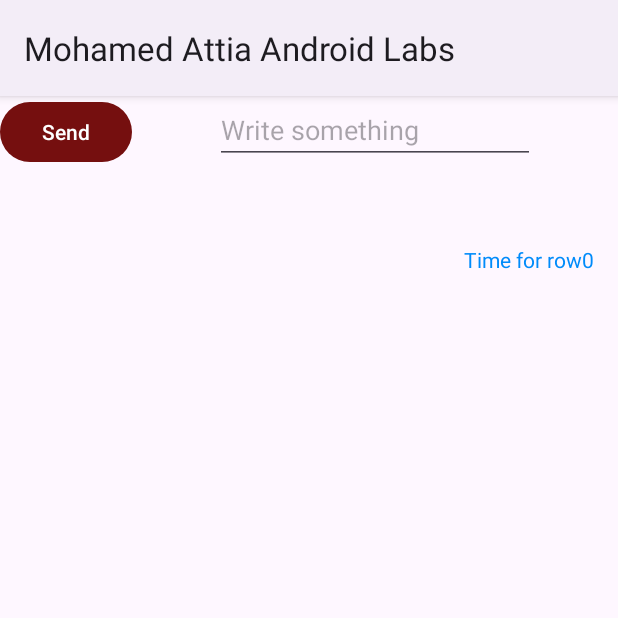
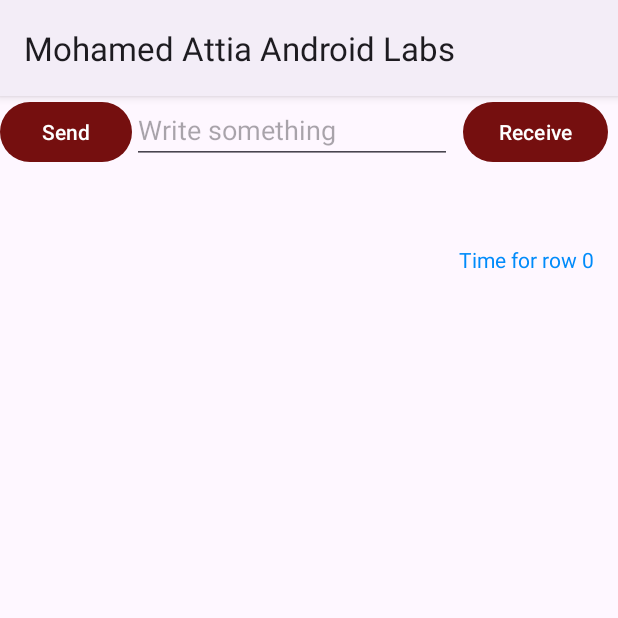
Before and after one commit to attiamohmed/Android, an Android app: the screen it shows after launch (ChatRoom), after a tap on "Send", on a phone screen of 412 x 824 dp, the top half of it. Run offline under Robolectric (Android 15) with nearby library versions, the phone set to English and light mode, and no system bars.

Commit message:
recycle view

```diff
--- /dev/null
+++ b/app/src/main/java/algonquin/cst2335/atti0019/ChatMessage.java
@@ -0,0 +1,25 @@
+package algonquin.cst2335.atti0019;
+
+public class ChatMessage {
+    private String message;
+    private String timeSent;
+    private boolean isSent;
+
+    public ChatMessage(String message, String timeSent, boolean isSent) {
+        this.message = message;
+        this.timeSent = timeSent;
+        this.isSent = isSent;
+    }
+
+    public String getMessage() {
+        return message;
+    }
+
+    public String getTimeSent() {
+        return timeSent;
+    }
+
+    public boolean isSent() {
+        return isSent;
+    }
+}
--- a/app/src/main/java/algonquin/cst2335/atti0019/ChatRoom.java
+++ b/app/src/main/java/algonquin/cst2335/atti0019/ChatRoom.java
@@ -5,14 +5,14 @@ import androidx.appcompat.app.AppCompatActivity;
 import androidx.lifecycle.ViewModelProvider;
 import androidx.recyclerview.widget.LinearLayoutManager;
 import androidx.recyclerview.widget.RecyclerView;
-
 import android.os.Bundle;
 import android.view.View;
 import android.view.ViewGroup;
-import android.widget.Adapter;
 import android.widget.TextView;
 
+import java.text.SimpleDateFormat;
 import java.util.ArrayList;
+import java.util.Date;
 
 import algonquin.cst2335.atti0019.databinding.ActivityChatRoomBinding;
 import algonquin.cst2335.atti0019.databinding.ReceiveRowBinding;
@@ -20,66 +20,74 @@ import algonquin.cst2335.atti0019.databinding.SentRowBinding;
 
 public class ChatRoom extends AppCompatActivity {
 
-
     ArrayList<String> theMessages = null;
-
     ActivityChatRoomBinding binding;
     RecyclerView.Adapter myAdapter = null;
+
     @Override
     protected void onCreate(Bundle savedInstanceState) {
         super.onCreate(savedInstanceState);
 
         binding = ActivityChatRoomBinding.inflate(getLayoutInflater());
-
         setContentView(binding.getRoot());
-
 
         binding.myRecycleView.setLayoutManager(new LinearLayoutManager(this));
 
         MessagesViewModel chatModel = new ViewModelProvider(this).get(MessagesViewModel.class);
         theMessages = chatModel.theMessages;
 
-            binding.send.setOnClickListener(click -> {
-                String newMessage = binding.newMessage.getText().toString();
-                theMessages.add(newMessage); // Add the new message to the end of the list
-                binding.newMessage.setText("");
-                myAdapter.notifyDataSetChanged();
+        binding.send.setOnClickListener(click -> {
+            String newMessage = binding.newMessage.getText().toString();
+            SimpleDateFormat sdf = new SimpleDateFormat("EEEE, dd-MMM-yyyy hh-mm-ss a");
+            String currentDateandTime = sdf.format(new Date());
+            ChatMessage chatMessage = new ChatMessage(newMessage, currentDateandTime, true);
+            theMessages.add(newMessage);
+            binding.newMessage.setText("");
+            myAdapter.notifyDataSetChanged();
+            binding.myRecycleView.scrollToPosition(theMessages.size() - 1);
+        });
 
-            });
+        binding.receive.setOnClickListener(click -> {
+            String newMessage = binding.newMessage.getText().toString();
+            SimpleDateFormat sdf = new SimpleDateFormat("EEEE, dd-MMM-yyyy hh-mm-ss a");
+            String currentDateandTime = sdf.format(new Date());
+            ChatMessage chatMessage = new ChatMessage(newMessage, currentDateandTime, false);
+            theMessages.add(newMessage);
+            binding.newMessage.setText("");
+            myAdapter.notifyDataSetChanged();
+            binding.myRecycleView.scrollToPosition(theMessages.size() - 1);
+        });
 
-        binding.myRecycleView.setAdapter( myAdapter = new RecyclerView.Adapter<MyRowHolder>() {
-
-
-
+        binding.myRecycleView.setAdapter(myAdapter = new RecyclerView.Adapter<MyRowHolder>() {
             @NonNull
             @Override
             public MyRowHolder onCreateViewHolder(@NonNull ViewGroup parent, int viewType) {
-
-
+                View itemView;
                 if (viewType == 0) {
                     SentRowBinding rowBinding = SentRowBinding.inflate(getLayoutInflater(), parent, false);
-                    return new MyRowHolder(rowBinding.getRoot());
+                    itemView = rowBinding.getRoot();
                 } else {
-                    ReceiveRowBinding rowBinding = ReceiveRowBinding.inflate(getLayoutInflater() , parent, false);
-                    return new MyRowHolder((rowBinding.getRoot()));
+                    ReceiveRowBinding rowBinding = ReceiveRowBinding.inflate(getLayoutInflater(), parent, false);
+                    itemView = rowBinding.getRoot();
                 }
+                return new MyRowHolder(itemView);
             }
 
             @Override
             public int getItemViewType(int position) {
-                if (position < 3)
-                    return 0;
-                else
-                    return 1;
+                // Use position to determine whether the message is sent or received
+                if (position % 2 == 0) {
+                    return 0; // Sent message
+                } else {
+                    return 1; // Received message
+                }
             }
 
             @Override
             public void onBindViewHolder(@NonNull MyRowHolder holder, int position) {
                 String forRow = theMessages.get(position);
                 holder.message.setText(forRow);
-                holder.time.setText("Time for row" + position);
-
-
+                holder.time.setText("Time for row " + position);
             }
 
             @Override
@@ -87,23 +95,17 @@ public class ChatRoom extends AppCompatActivity {
                 return theMessages.size();
             }
         });
-
-
-
-
     }
-
 
     class MyRowHolder extends RecyclerView.ViewHolder {
         public TextView message;
         public TextView time;
+
         public MyRowHolder(@NonNull View itemView) {
             super(itemView);
 
             message = itemView.findViewById(R.id.message);
             time = itemView.findViewById(R.id.time);
         }
-
     }
-
 }
--- a/app/src/main/res/layout/activity_chat_room.xml
+++ b/app/src/main/res/layout/activity_chat_room.xml
@@ -25,12 +25,19 @@
 
     <EditText
         android:id="@+id/newMessage"
-        android:hint="Write something"
         android:layout_width="wrap_content"
         android:layout_height="wrap_content"
         android:ems="10"
+        android:hint="Write something"
         android:inputType="text"
-        app:layout_constraintEnd_toEndOf="parent"
         app:layout_constraintStart_toEndOf="@+id/send"
         app:layout_constraintTop_toTopOf="parent" />
+
+    <Button
+        android:id="@+id/receive"
+        android:layout_width="wrap_content"
+        android:layout_height="wrap_content"
+        android:text="Receive"
+        app:layout_constraintEnd_toEndOf="parent"
+        app:layout_constraintStart_toEndOf="@+id/newMessage" />
 </androidx.constraintlayout.widget.ConstraintLayout>
```
